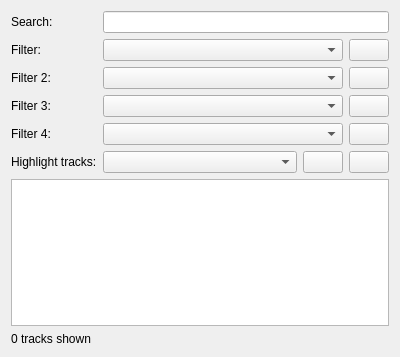
Old version of the form src/desktop-remote/collectionwidget.ui in the repository hyperquantum/PMP.
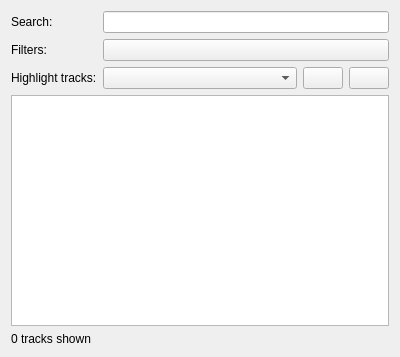
New version of the form.

Commit message:
Make track filters list size dynamic
In the music collection view, switch from a fixed number of filters (4)
to a list of filters that can grow and shrink. A new filter can be
added at the bottom by clicking the "Add" button. And each filter now
has an extra button (with an icon resembling a trash can) to remove
that filter from the list. The reset buttons are still present; they
set their filter to "none" without removing it, as before.

What changed in the file:
```diff
--- a/src/desktop-remote/collectionwidget.ui
+++ b/src/desktop-remote/collectionwidget.ui
@@ -36,14 +36,21 @@
        </property>
       </widget>
      </item>
-     <item row="5" column="0">
+     <item row="1" column="0">
+      <widget class="QLabel" name="filterTracksLabel">
+       <property name="text">
+        <string>Filters:</string>
+       </property>
+      </widget>
+     </item>
+     <item row="2" column="0">
       <widget class="QLabel" name="highlightTracksLabel">
        <property name="text">
         <string>Highlight tracks:</string>
        </property>
       </widget>
      </item>
-     <item row="5" column="1">
+     <item row="2" column="1">
       <layout class="QHBoxLayout" name="horizontalLayout" stretch="1,0,0">
        <item>
         <widget class="QComboBox" name="highlightTracksComboBox">
@@ -60,89 +67,12 @@
        </item>
       </layout>
      </item>
-     <item row="1" column="0">
-      <widget class="QLabel" name="filterTracksLabel">
-       <property name="text">
-        <string>Filter:</string>
-       </property>
-      </widget>
-     </item>
-     <item row="2" column="0">
-      <widget class="QLabel" name="filterTracks2Label">
-       <property name="text">
-        <string>Filter 2:</string>
-       </property>
-      </widget>
-     </item>
-     <item row="3" column="0">
-      <widget class="QLabel" name="filterTracks3Label">
-       <property name="text">
-        <string>Filter 3:</string>
-       </property>
-      </widget>
-     </item>
-     <item row="4" column="0">
-      <widget class="QLabel" name="filterTracks4Label">
-       <property name="text">
-        <string>Filter 4:</string>
-       </property>
-      </widget>
-     </item>
-     <item row="4" column="1">
-      <layout class="QHBoxLayout" name="horizontalLayout_2" stretch="1,0">
-       <item>
-        <widget class="QComboBox" name="filterTracks4ComboBox">
-         <property name="maxVisibleItems">
-          <number>15</number>
-         </property>
-        </widget>
-       </item>
-       <item>
-        <widget class="QPushButton" name="filterTracks4ResetButton"/>
-       </item>
-      </layout>
-     </item>
-     <item row="3" column="1">
-      <layout class="QHBoxLayout" name="horizontalLayout_3" stretch="1,0">
-       <item>
-        <widget class="QComboBox" name="filterTracks3ComboBox">
-         <property name="maxVisibleItems">
-          <number>15</number>
-         </property>
-        </widget>
-       </item>
-       <item>
-        <widget class="QPushButton" name="filterTracks3ResetButton"/>
-       </item>
-      </layout>
-     </item>
-     <item row="2" column="1">
-      <layout class="QHBoxLayout" name="horizontalLayout_4" stretch="1,0">
-       <item>
-        <widget class="QComboBox" name="filterTracks2ComboBox">
-         <property name="maxVisibleItems">
-          <number>15</number>
-         </property>
-        </widget>
-       </item>
-       <item>
-        <widget class="QPushButton" name="filterTracks2ResetButton"/>
-       </item>
-      </layout>
-     </item>
      <item row="1" column="1">
-      <layout class="QHBoxLayout" name="horizontalLayout_5" stretch="1,0">
-       <item>
-        <widget class="QComboBox" name="filterTracks1ComboBox">
-         <property name="maxVisibleItems">
-          <number>15</number>
-         </property>
-        </widget>
-       </item>
-       <item>
-        <widget class="QPushButton" name="filterTracks1ResetButton"/>
-       </item>
-      </layout>
+      <widget class="QPushButton" name="filterPlaceholder">
+       <property name="text">
+        <string/>
+       </property>
+      </widget>
      </item>
     </layout>
    </item>
```
The commit also changes 4 other files.
